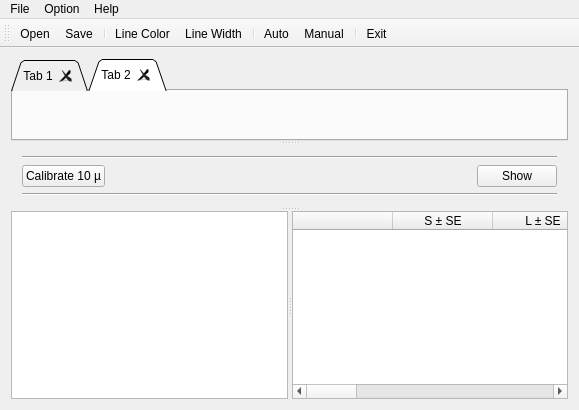
The window that mainwindow.ui (dare5421/MasterMeasure) describes before a commit, drawn with Qt 5.
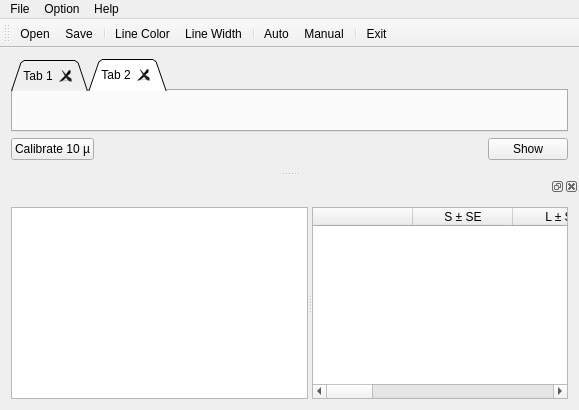
The same window after the commit. Icons and pictures are not drawn.

Commit message: add docWidget instead splitter in bottom

The edit to the form file:
```diff
--- a/mainwindow.ui
+++ b/mainwindow.ui
@@ -28,10 +28,8 @@
    </property>
    <layout class="QVBoxLayout" name="verticalLayout_2">
     <item>
-     <widget class="QSplitter" name="splitter_2">
-      <property name="orientation">
-       <enum>Qt::Vertical</enum>
-      </property>
+     <layout class="QVBoxLayout" name="verticalLayout">
+      <item>
       <widget class="QTabWidget" name="tabWidget">
        <property name="sizePolicy">
         <sizepolicy hsizetype="Expanding" vsizetype="Expanding">
@@ -77,21 +75,6 @@
         </attribute>
        </widget>
       </widget>
-      <widget class="QSplitter" name="splitter">
-       <property name="orientation">
-        <enum>Qt::Vertical</enum>
-       </property>
-       <widget class="QWidget" name="layoutWidget">
-        <layout class="QVBoxLayout" name="verticalLayout">
-         <property name="sizeConstraint">
-          <enum>QLayout::SetMaximumSize</enum>
-         </property>
-         <item>
-          <widget class="Line" name="line">
-           <property name="orientation">
-            <enum>Qt::Horizontal</enum>
-           </property>
-          </widget>
          </item>
          <item>
           <layout class="QHBoxLayout" name="horizontalLayout">
@@ -127,103 +110,7 @@
            </item>
           </layout>
          </item>
-         <item>
-          <widget class="Line" name="line_2">
-           <property name="orientation">
-            <enum>Qt::Horizontal</enum>
-           </property>
-          </widget>
-         </item>
-        </layout>
-       </widget>
-       <widget class="QSplitter" name="hSplitter">
-        <property name="orientation">
-         <enum>Qt::Horizontal</enum>
-        </property>
-        <widget class="QGraphicsView" name="graphicsView">
-         <property name="sizePolicy">
-          <sizepolicy hsizetype="Preferred" vsizetype="Expanding">
-           <horstretch>1</horstretch>
-           <verstretch>0</verstretch>
-          </sizepolicy>
-         </property>
-        </widget>
-        <widget class="QTableWidget" name="tableWidget">
-         <property name="enabled">
-          <bool>true</bool>
-         </property>
-         <property name="sizePolicy">
-          <sizepolicy hsizetype="Preferred" vsizetype="Expanding">
-           <horstretch>1</horstretch>
-           <verstretch>0</verstretch>
-          </sizepolicy>
-         </property>
-         <property name="cursor" stdset="0">
-          <cursorShape>ArrowCursor</cursorShape>
-         </property>
-         <attribute name="horizontalHeaderVisible">
-          <bool>true</bool>
-         </attribute>
-         <attribute name="horizontalHeaderCascadingSectionResizes">
-          <bool>false</bool>
-         </attribute>
-         <attribute name="verticalHeaderVisible">
-          <bool>true</bool>
-         </attribute>
-         <column>
-          <property name="text">
-           <string/>
-          </property>
-         </column>
-         <column>
-          <property name="text">
-           <string>S ± SE</string>
-          </property>
-         </column>
-         <column>
-          <property name="text">
-           <string>L ± SE</string>
-          </property>
-         </column>
-         <column>
-          <property name="text">
-           <string>TL ± SE</string>
-          </property>
-         </column>
-         <column>
-          <property name="text">
-           <string>LS</string>
-          </property>
-         </column>
-         <column>
-          <property name="text">
-           <string>SL</string>
-          </property>
-         </column>
-         <column>
-          <property name="text">
-           <string>ΣTL</string>
-          </property>
-         </column>
-         <column>
-          <property name="text">
-           <string>%RL</string>
-          </property>
-         </column>
-         <column>
-          <property name="text">
-           <string>%TF</string>
-          </property>
-         </column>
-         <column>
-          <property name="text">
-           <string>%S</string>
-          </property>
-         </column>
-        </widget>
-       </widget>
-      </widget>
-     </widget>
+     </layout>
     </item>
    </layout>
   </widget>
@@ -289,6 +176,103 @@
    <addaction name="separator"/>
    <addaction name="actionExit"/>
   </widget>
+  <widget class="QDockWidget" name="dockWidget">
+   <attribute name="dockWidgetArea">
+    <number>8</number>
+   </attribute>
+   <widget class="QWidget" name="dockWidgetContents">
+    <layout class="QHBoxLayout" name="horizontalLayout_2">
+     <item>
+      <widget class="QSplitter" name="hSplitter">
+       <property name="orientation">
+        <enum>Qt::Horizontal</enum>
+       </property>
+       <widget class="QGraphicsView" name="graphicsView">
+        <property name="sizePolicy">
+         <sizepolicy hsizetype="Expanding" vsizetype="Expanding">
+          <horstretch>1</horstretch>
+          <verstretch>0</verstretch>
+         </sizepolicy>
+        </property>
+       </widget>
+       <widget class="QTableWidget" name="tableWidget">
+        <property name="enabled">
+         <bool>true</bool>
+        </property>
+        <property name="sizePolicy">
+         <sizepolicy hsizetype="Preferred" vsizetype="Expanding">
+          <horstretch>0</horstretch>
+          <verstretch>0</verstretch>
+         </sizepolicy>
+        </property>
+        <property name="cursor" stdset="0">
+         <cursorShape>ArrowCursor</cursorShape>
+        </property>
+        <attribute name="horizontalHeaderVisible">
+         <bool>true</bool>
+        </attribute>
+        <attribute name="horizontalHeaderCascadingSectionResizes">
+         <bool>false</bool>
+        </attribute>
+        <attribute name="verticalHeaderVisible">
+         <bool>true</bool>
+        </attribute>
+        <column>
+         <property name="text">
+          <string/>
+         </property>
+        </column>
+        <column>
+         <property name="text">
+          <string>S ± SE</string>
+         </property>
+        </column>
+        <column>
+         <property name="text">
+          <string>L ± SE</string>
+         </property>
+        </column>
+        <column>
+         <property name="text">
+          <string>TL ± SE</string>
+         </property>
+        </column>
+        <column>
+         <property name="text">
+          <string>LS</string>
+         </property>
+        </column>
+        <column>
+         <property name="text">
+          <string>SL</string>
+         </property>
+        </column>
+        <column>
+         <property name="text">
+          <string>ΣTL</string>
+         </property>
+        </column>
+        <column>
+         <property name="text">
+          <string>%RL</string>
+         </property>
+        </column>
+        <column>
+         <property name="text">
+          <string>%TF</string>
+         </property>
+        </column>
+        <column>
+         <property name="text">
+          <string>%S</string>
+         </property>
+        </column>
+       </widget>
+      </widget>
+     </item>
+    </layout>
+   </widget>
+  </widget>
   <action name="actionOpen">
    <property name="icon">
     <iconset resource="icon.qrc">
```
Lines whose indentation alone changed are shown as unchanged.
